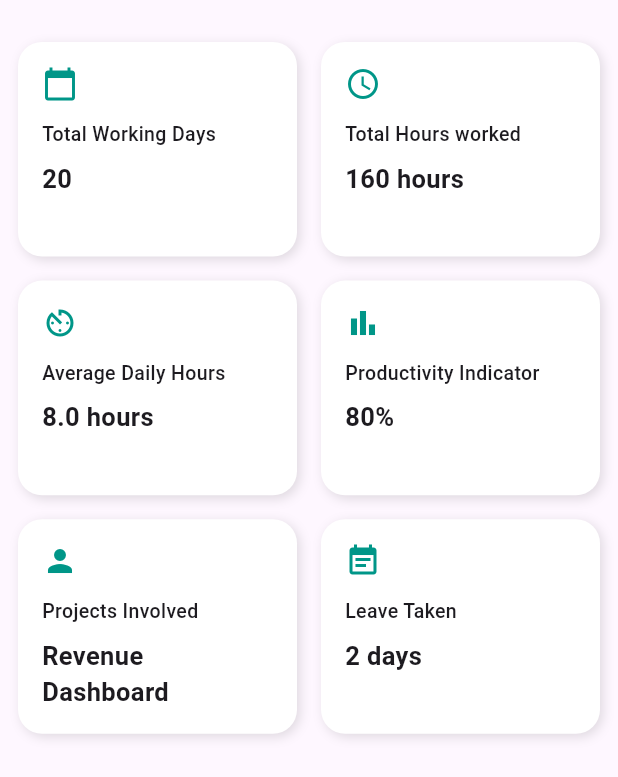
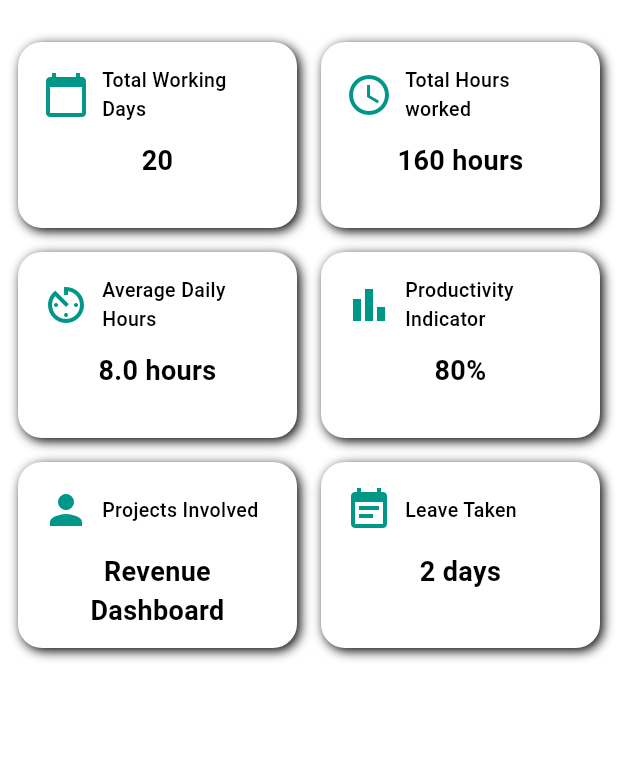
Before and after one commit to gokulnambissan/Ziya_user, a Flutter app: the WorkSummaryPage widget shown alone on an empty page, opened directly, on a phone screen of 412 x 824 dp. Shown: the top 777 px of the screen. Run offline on Flutter 3.47's test engine with Material 3 defaults, Android fonts, the phone set to English and light mode, and no system bars; our stand-ins replace cloud_firestore, firebase_auth, firebase_core, percent_indicator; accounts and stored records are empty.

Commit message:
trying mvvm

```diff
--- a/lib/main.dart
+++ b/lib/main.dart
@@ -2,6 +2,7 @@ import 'package:flutter/material.dart';
 import 'package:firebase_core/firebase_core.dart';
 import 'package:ziya_user/views/login_screen.dart';
 import 'firebase_options.dart';
+
 
 void main() async {
   WidgetsFlutterBinding.ensureInitialized();
@@ -18,7 +19,9 @@ class MyApp extends StatelessWidget {
     return MaterialApp(
       title: 'Ziya Attend',
       debugShowCheckedModeBanner: false,
-      theme: ThemeData(primarySwatch: Colors.blue),
+      theme: ThemeData(
+        primarySwatch: Colors.blue,
+        scaffoldBackgroundColor: Colors.white),
       home: const LoginScreen(),
     );
   }
--- a/lib/view_models/summary_view_model.dart
+++ b/lib/view_models/summary_view_model.dart
@@ -1,13 +1,23 @@
 import 'package:flutter/material.dart';
+import 'package:ziya_user/constants/app_colors.dart';
 import '../models/summary_model.dart';
 
 class SummaryViewModel {
   final List<SummaryItem> items = [
-    SummaryItem(title: "Total Working Days", value: "20", iconName: "calendar_today"),
-    SummaryItem(title: "Total Hours worked", value: "160 hours", iconName: "access_time"),
-    SummaryItem(title: "Average Daily Hours", value: "8.0 hours", iconName: "av_timer"),
-    SummaryItem(title: "Productivity Indicator", value: "80%", iconName: "bar_chart"),
-    SummaryItem(title: "Projects Involved", value: "Revenue\nDashboard", iconName: "person"),
+    SummaryItem(
+        title: "Total Working Days", value: "20", iconName: "calendar_today"),
+    SummaryItem(
+        title: "Total Hours worked",
+        value: "160 hours",
+        iconName: "access_time"),
+    SummaryItem(
+        title: "Average Daily Hours", value: "8.0 hours", iconName: "av_timer"),
+    SummaryItem(
+        title: "Productivity Indicator", value: "80%", iconName: "bar_chart"),
+    SummaryItem(
+        title: "Projects Involved",
+        value: "Revenue\nDashboard",
+        iconName: "person"),
     SummaryItem(title: "Leave Taken", value: "2 days", iconName: "event_note"),
   ];
 
@@ -34,22 +44,47 @@ class SummaryViewModel {
     return Container(
       padding: const EdgeInsets.all(16),
       decoration: BoxDecoration(
-        color: Colors.white,
+        color: AppColors.white,
         borderRadius: BorderRadius.circular(16),
         boxShadow: const [
-          BoxShadow(color: Colors.black12, blurRadius: 6, offset: Offset(2, 2)),
+          BoxShadow(
+            color: AppColors.black,
+            blurRadius: 6,
+            offset: Offset(2, 2),
+          ),
         ],
       ),
       child: Column(
         crossAxisAlignment: CrossAxisAlignment.start,
         children: [
-          Icon(getIcon(item.iconName), color: Colors.teal),
+          Row(
+            children: [
+              Icon(getIcon(item.iconName), color: Colors.teal, size: 32),
+              const SizedBox(width: 8),
+              Expanded(
+                child: Text(
+                  item.title,
+                  style: const TextStyle(
+                    fontSize: 13,
+                    fontWeight: FontWeight.w500,
+                    color: AppColors.black,
+                  ),
+                ),
+              ),
+            ],
+          ),
           const SizedBox(height: 12),
-          Text(item.title,
-              style: const TextStyle(fontSize: 13, fontWeight: FontWeight.w500)),
-          const SizedBox(height: 8),
-          Text(item.value,
-              style: const TextStyle(fontSize: 17, fontWeight: FontWeight.bold)),
+          Center(
+            child: Text(
+              item.value,
+              textAlign: TextAlign.center,
+              style: const TextStyle(
+                fontSize: 18,
+                fontWeight: FontWeight.bold,
+                color: AppColors.black,
+              ),
+            ),
+          ),
         ],
       ),
     );
--- a/lib/views/home/home_screen.dart
+++ b/lib/views/home/home_screen.dart
@@ -106,7 +106,7 @@ class _HomeScreenState extends State<HomeScreen> {
   @override
   Widget build(BuildContext context) {
     return Scaffold(
-      backgroundColor: Colors.grey[100],
+      backgroundColor: AppColors.white,
       body: SingleChildScrollView(
         padding: const EdgeInsets.all(16),
         child: Column(
--- a/lib/views/work_summary_page.dart
+++ b/lib/views/work_summary_page.dart
@@ -18,9 +18,8 @@ class WorkSummaryPage extends StatelessWidget {
             crossAxisCount: 2,
             crossAxisSpacing: 16,
             mainAxisSpacing: 16,
-            childAspectRatio: 1.3,
-            children:
-                viewModel.items.map(viewModel.buildSummaryCard).toList(),
+            childAspectRatio: 1.5,
+            children: viewModel.items.map(viewModel.buildSummaryCard).toList(),
           ),
         ],
       ),
```
Also changed, not shown: lib/views/home/checkin_section.dart (+19 -8 lines).
